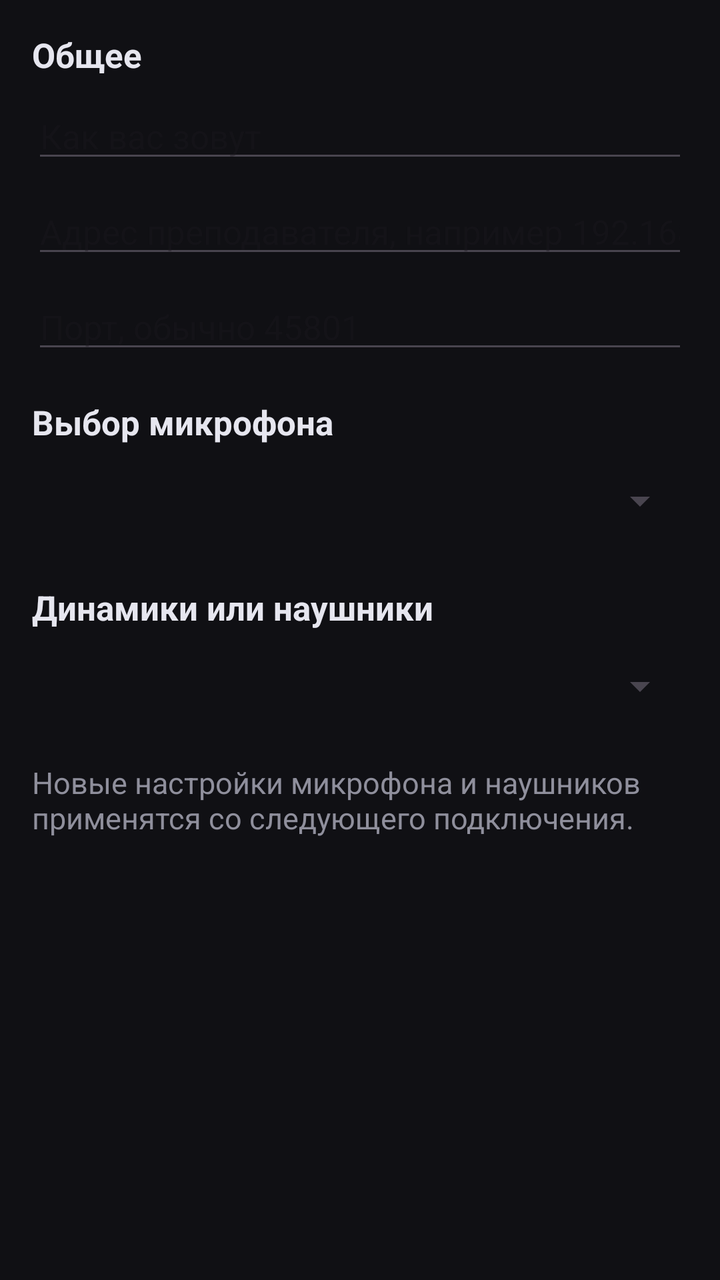
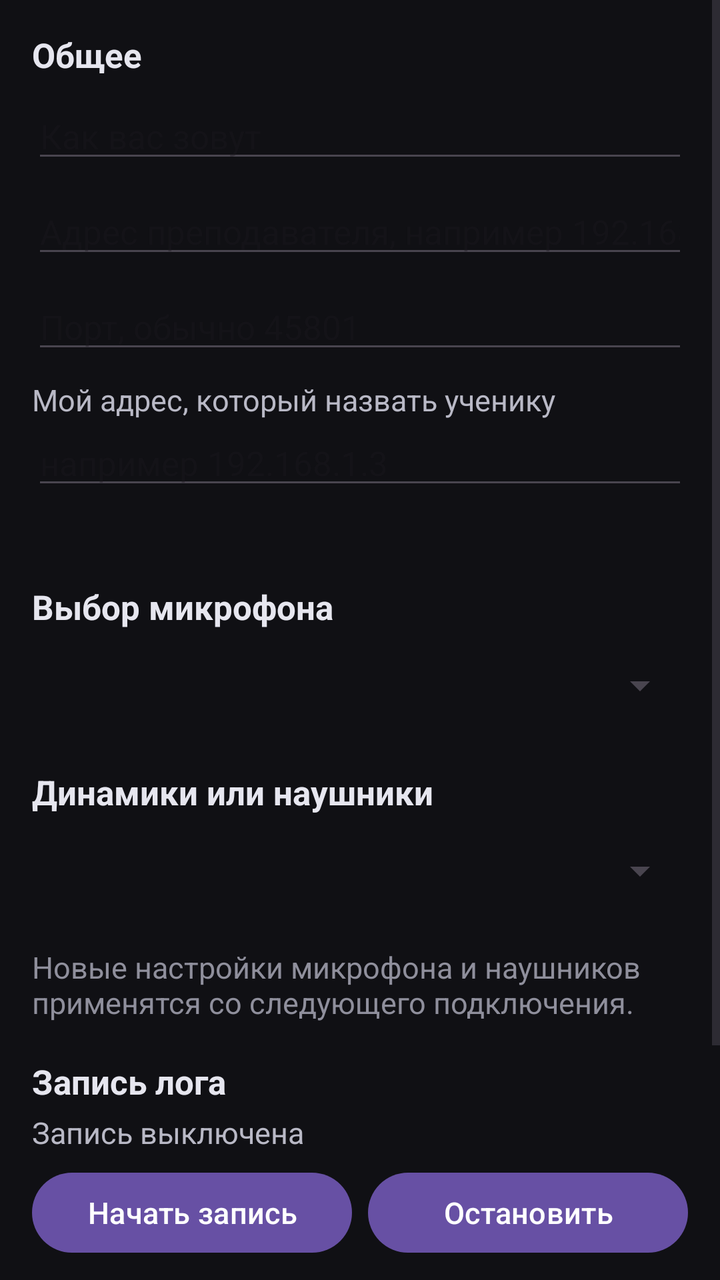

An Android layout rendered at two revisions. The XML below is the earlier revision; the diff shows what the commit changed to produce the second picture.
<!-- AndroidManifest.xml: application theme Theme.MajorLad -->
<!-- res/layout/dialog_settings.xml -->
<?xml version="1.0" encoding="utf-8"?>
<ScrollView xmlns:android="http://schemas.android.com/apk/res/android"
    android:layout_width="match_parent"
    android:layout_height="wrap_content">

    <LinearLayout
        android:layout_width="match_parent"
        android:layout_height="wrap_content"
        android:orientation="vertical"
        android:padding="16dp">

        <TextView
            android:layout_width="match_parent"
            android:layout_height="wrap_content"
            android:text="Общее"
            android:textColor="#e6e6ef"
            android:textSize="17sp"
            android:textStyle="bold" />

        <EditText
            android:id="@+id/editName"
            android:layout_width="match_parent"
            android:layout_height="wrap_content"
            android:layout_marginTop="8dp"
            android:hint="Как вас зовут"
            android:importantForAutofill="no"
            android:inputType="textPersonName"
            android:singleLine="true"
            android:textSize="17sp" />

        <LinearLayout
            android:id="@+id/ipRow"
            android:layout_width="match_parent"
            android:layout_height="wrap_content"
            android:layout_marginTop="8dp"
            android:orientation="horizontal">

            <EditText
                android:id="@+id/editHost"
                android:layout_width="0dp"
                android:layout_height="wrap_content"
                android:layout_weight="1"
                android:hint="Адрес преподавателя, например 192.168.1.42"
                android:importantForAutofill="no"
                android:inputType="text"
                android:singleLine="true"
                android:textSize="17sp" />
        </LinearLayout>

        <EditText
            android:id="@+id/editPort"
            android:layout_width="match_parent"
            android:layout_height="wrap_content"
            android:layout_marginTop="8dp"
            android:hint="Порт, обычно 45801"
            android:importantForAutofill="no"
            android:inputType="number"
            android:singleLine="true"
            android:textSize="17sp" />

        <TextView
            android:layout_width="match_parent"
            android:layout_height="wrap_content"
            android:layout_marginTop="18dp"
            android:text="Выбор микрофона"
            android:textColor="#e6e6ef"
            android:textSize="17sp"
            android:textStyle="bold" />

        <Spinner
            android:id="@+id/spinMic"
            android:layout_width="match_parent"
            android:layout_height="wrap_content"
            android:layout_marginTop="4dp"
            android:contentDescription="Выбор микрофона"
            android:minHeight="48dp" />

        <TextView
            android:layout_width="match_parent"
            android:layout_height="wrap_content"
            android:layout_marginTop="18dp"
            android:text="Динамики или наушники"
            android:textColor="#e6e6ef"
            android:textSize="17sp"
            android:textStyle="bold" />

        <Spinner
            android:id="@+id/spinOut"
            android:layout_width="match_parent"
            android:layout_height="wrap_content"
            android:layout_marginTop="4dp"
            android:contentDescription="Динамики или наушники"
            android:minHeight="48dp" />

        <TextView
            android:layout_width="match_parent"
            android:layout_height="wrap_content"
            android:layout_marginTop="14dp"
            android:text="Новые настройки микрофона и наушников применятся со следующего подключения."
            android:textColor="#8f8f9c"
            android:textSize="15sp" />
    </LinearLayout>
</ScrollView>
<!-- resources referenced by this layout -->
<resources>
  <style name="Theme.MajorLad" parent="Theme.Material3.DayNight.NoActionBar">
          <item name="android:statusBarColor">#101014</item>
          <item name="android:navigationBarColor">#101014</item>
          <item name="android:windowBackground">#101014</item>
      </style>
</resources>

<!-- the commit's change to res/layout/dialog_settings.xml (unified diff, before → after) -->
@@ -22,6 +22,7 @@
             android:layout_width="match_parent"
             android:layout_height="wrap_content"
             android:layout_marginTop="8dp"
+            android:contentDescription="Как вас зовут"
             android:hint="Как вас зовут"
             android:importantForAutofill="no"
             android:inputType="textPersonName"
@@ -40,6 +41,7 @@
                 android:layout_width="0dp"
                 android:layout_height="wrap_content"
                 android:layout_weight="1"
+                android:contentDescription="Адрес преподавателя"
                 android:hint="Адрес преподавателя, например 192.168.1.42"
                 android:importantForAutofill="no"
                 android:inputType="text"
@@ -52,12 +54,48 @@
             android:layout_width="match_parent"
             android:layout_height="wrap_content"
             android:layout_marginTop="8dp"
+            android:contentDescription="Порт"
             android:hint="Порт, обычно 45801"
             android:importantForAutofill="no"
             android:inputType="number"
             android:singleLine="true"
             android:textSize="17sp" />
 
+        <LinearLayout
+            android:id="@+id/ownAddressRow"
+            android:layout_width="match_parent"
+            android:layout_height="wrap_content"
+            android:layout_marginTop="8dp"
+            android:orientation="vertical">
+
+            <TextView
+                android:layout_width="match_parent"
+                android:layout_height="wrap_content"
+                android:labelFor="@+id/editOwnAddress"
+                android:text="Мой адрес, который назвать ученику"
+                android:textColor="#b9b9c6"
+                android:textSize="15sp" />
+
+            <EditText
+                android:id="@+id/editOwnAddress"
+                android:layout_width="match_parent"
+                android:layout_height="wrap_content"
+                android:contentDescription="Адрес телефона, который назвать ученику"
+                android:hint="например 192.168.1.3"
+                android:importantForAutofill="no"
+                android:inputType="text"
+                android:singleLine="true"
+                android:textSize="17sp" />
+
+            <TextView
+                android:id="@+id/ownAddressInfo"
+                android:layout_width="match_parent"
+                android:layout_height="wrap_content"
+                android:layout_marginTop="4dp"
+                android:textColor="#8f8f9c"
+                android:textSize="15sp" />
+        </LinearLayout>
+
         <TextView
             android:layout_width="match_parent"
             android:layout_height="wrap_content"
@@ -99,5 +137,66 @@
             android:text="Новые настройки микрофона и наушников применятся со следующего подключения."
             android:textColor="#8f8f9c"
             android:textSize="15sp" />
+
+        <TextView
+            android:layout_width="match_parent"
+            android:layout_height="wrap_content"
+            android:layout_marginTop="18dp"
+            android:text="Запись лога"
+            android:textColor="#e6e6ef"
+            android:textSize="17sp"
+            android:textStyle="bold" />
+
+        <TextView
+            android:id="@+id/logState"
+            android:layout_width="match_parent"
+            android:layout_height="wrap_content"
+            android:layout_marginTop="4dp"
+            android:text="Запись выключена"
+            android:textColor="#b9b9c6"
+            android:textSize="15sp" />
+
+        <LinearLayout
+            android:layout_width="match_parent"
+            android:layout_height="wrap_content"
+            android:layout_marginTop="6dp"
+            android:orientation="horizontal">
+
+            <Button
+                android:id="@+id/btnLogStart"
+                android:layout_width="0dp"
+                android:layout_height="48dp"
+                android:layout_weight="1"
+                android:contentDescription="Начать запись лога"
+                android:text="Начать запись"
+                android:textSize="15sp" />
+
+            <Button
+                android:id="@+id/btnLogStop"
+                android:layout_width="0dp"
+                android:layout_height="48dp"
+                android:layout_marginStart="8dp"
+                android:layout_weight="1"
+                android:contentDescription="Остановить запись лога"
+                android:text="Остановить"
+                android:textSize="15sp" />
+        </LinearLayout>
+
+        <Button
+            android:id="@+id/btnLogShare"
+            android:layout_width="match_parent"
+            android:layout_height="48dp"
+            android:layout_marginTop="8dp"
+            android:contentDescription="Отправить лог"
+            android:text="Отправить лог"
+            android:textSize="15sp" />
+
+        <TextView
+            android:layout_width="match_parent"
+            android:layout_height="wrap_content"
+            android:layout_marginTop="8dp"
+            android:text="Включите запись перед занятием, повторите занятие, потом остановите и нажмите «Отправить лог» — выберите Telegram и отправьте файл преподавателю."
+            android:textColor="#8f8f9c"
+            android:textSize="15sp" />
     </LinearLayout>
 </ScrollView>
